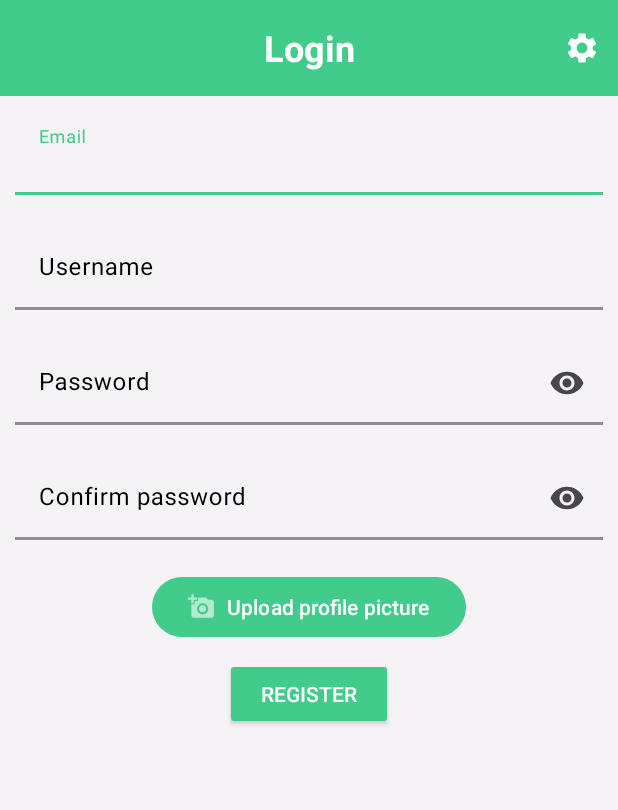
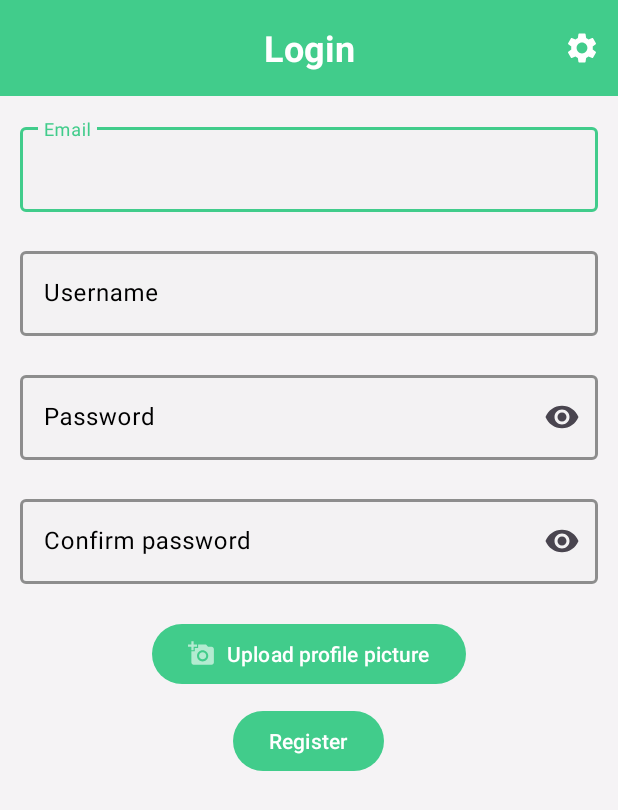
Before and after one commit to saarazari5/whatsapp_clone_android, an Android app: the screen it shows after launch (MainActivity), on a phone screen of 412 x 824 dp. Shown: the top 810 px of the screen. Run offline under Robolectric (Android 15) with nearby library versions, the phone set to English and light mode, and no system bars; our stand-ins replace CircleImageView, Room's generated code; 1 statement that could not run was skipped.

Commit message:
did a night mode UI for the register fragment, and also add a little improvment to the register fragment java file

```diff
--- a/app/src/main/java/com/example/whatsapp_clone/Views/Fragments/RegisterFragment.java
+++ b/app/src/main/java/com/example/whatsapp_clone/Views/Fragments/RegisterFragment.java
@@ -17,6 +17,7 @@ import androidx.fragment.app.Fragment;
 import androidx.navigation.Navigation;
 
 import android.provider.MediaStore;
+import android.text.Layout;
 import android.util.Base64;
 import android.view.LayoutInflater;
 import android.view.View;
@@ -29,6 +30,7 @@ import android.widget.Toast;
 import com.example.whatsapp_clone.R;
 import com.example.whatsapp_clone.ValidationTester;
 import com.example.whatsapp_clone.databinding.FragmentRegisterBinding;
+import com.google.android.material.textfield.TextInputLayout;
 
 import java.io.ByteArrayOutputStream;
 import java.io.IOException;
@@ -39,6 +41,15 @@ public class RegisterFragment extends Fragment {
     private Button registerBtn;
     private RegisterViewModel mViewModel;
     private Boolean isRegistrationSucceed;
+    private EditText emailInputET;
+    private EditText displayNameInputInputET;
+    private EditText passwordInputET;
+    private EditText passwordConfirmationInputET;
+
+    private TextInputLayout emailInputLayout;
+    private TextInputLayout displayNameInputLayout;
+    private TextInputLayout passwordInputLayout;
+    private TextInputLayout passwordConfirmationInputLayout;
     private Button uploadPictureBtn;
 
     private ActivityResultLauncher<Intent> imagePickerLauncher;
@@ -52,6 +63,14 @@ public class RegisterFragment extends Fragment {
     @Override
     public View onCreateView(@NonNull LayoutInflater inflater, @NonNull ViewGroup container, @NonNull Bundle savedInstanceState) {
         this.binding = FragmentRegisterBinding.inflate(inflater, container, false);
+        this.emailInputET = binding.emailInput;
+        this.emailInputLayout = binding.emailInputLayout;
+        this.displayNameInputInputET = binding.displayNameInput;
+        this.displayNameInputLayout = binding.displayNameInputLayout;
+        this.passwordInputET = binding.passwordInput;
+        this.passwordInputLayout = binding.passwordInputLayout;
+        this.passwordConfirmationInputET = binding.passwordConfirmationInput;
+        this.passwordConfirmationInputLayout = binding.passwordConfirmationInputLayout;
         View rootView = this.binding.getRoot();
         return rootView;
     }
@@ -73,13 +92,15 @@ public class RegisterFragment extends Fragment {
                     Navigation.findNavController(binding.getRoot())
                             .navigate(R.id.action_registerFragment_to_loginFragment);
                 }
+
                 @Override
                 public void onRegistrationFailure() {
                     Toast.makeText(requireContext(),
                             "This email is already taken.", Toast.LENGTH_SHORT).show();
                 }
+
                 @Override
-                public void onServerConnectionFailure(){
+                public void onServerConnectionFailure() {
                     Toast.makeText(requireContext(),
                             "Failed to connect to the server.", Toast.LENGTH_SHORT).show();
                 }
@@ -147,32 +168,33 @@ public class RegisterFragment extends Fragment {
      */
     private void setErrMsgDisappearLogic() {
 
-        binding.emailInput.setOnClickListener(v -> {
-            binding.emailInputLayout.setError(null);
+        this.emailInputET.setOnClickListener(v -> {
+            this.emailInputLayout.setError(null);
         });
-        binding.emailInputLayout.setOnClickListener(v -> {
-            binding.emailInputLayout.setError(null);
+        this.emailInputLayout.setOnClickListener(v -> {
+            this.emailInputLayout.setError(null);
         });
 
-        binding.displayNameInput.setOnClickListener(v -> {
-            binding.displayNameInputLayout.setError(null);
+
+        this.displayNameInputInputET.setOnClickListener(v -> {
+            this.displayNameInputLayout.setError(null);
         });
-        binding.displayNameInputLayout.setOnClickListener(v -> {
-            binding.displayNameInputLayout.setError(null);
+        this.displayNameInputLayout.setOnClickListener(v -> {
+            this.displayNameInputLayout.setError(null);
         });
 
-        binding.passwordInput.setOnClickListener(v -> {
-            binding.passwordInputLayout.setError(null);
+        this.passwordInputET.setOnClickListener(v -> {
+            this.passwordInputLayout.setError(null);
         });
-        binding.passwordInputLayout.setOnClickListener(v -> {
-            binding.passwordInputLayout.setOnClickListener(null);
+        this.passwordInputLayout.setOnClickListener(v -> {
+            this.passwordInputLayout.setError(null);
         });
 
-        binding.passwordConfirmationInput.setOnClickListener(v -> {
-            binding.passwordConfirmationInputLayout.setError(null);
+        this.passwordConfirmationInputET.setOnClickListener(v -> {
+            this.passwordConfirmationInputLayout.setError(null);
         });
-        binding.passwordConfirmationInputLayout.setOnClickListener(v -> {
-            binding.passwordConfirmationInputLayout.setError(null);
+        this.passwordConfirmationInputLayout.setOnClickListener(v -> {
+            this.passwordConfirmationInputLayout.setError(null);
         });
 
     }
--- /dev/null
+++ b/app/src/main/res/drawable/custom_error_background.xml
@@ -0,0 +1,4 @@
+<?xml version="1.0" encoding="utf-8"?>
+<selector xmlns:android="http://schemas.android.com/apk/res/android">
+
+</selector>
--- /dev/null
+++ b/app/src/main/res/drawable/custom_outline_background.xml
@@ -0,0 +1,4 @@
+<?xml version="1.0" encoding="utf-8"?>
+<custom_outline_background xmlns:android="http://schemas.android.com/apk/res/android">
+
+</custom_outline_background>
--- a/app/src/main/res/layout/fragment_register.xml
+++ b/app/src/main/res/layout/fragment_register.xml
@@ -4,7 +4,7 @@
     xmlns:tools="http://schemas.android.com/tools"
     android:layout_width="match_parent"
     android:layout_height="match_parent"
-    android:background="@color/backgrounRegister"
+    android:background="@color/backgroundRegister"
     tools:context=".Views.Fragments.RegisterFragment">
 
     <ScrollView
@@ -18,7 +18,8 @@
             android:layout_width="match_parent"
             android:layout_height="wrap_content"
             android:orientation="vertical"
-            android:padding="10dp"
+            android:padding="13dp"
+            android:layout_marginTop="@dimen/cardview_default_elevation"
             app:layout_constraintBottom_toBottomOf="parent"
             app:layout_constraintEnd_toEndOf="parent"
             app:layout_constraintStart_toStartOf="parent"
@@ -29,7 +30,6 @@
                 android:id="@+id/emailInputLayout"
                 style="@style/InputLayoutStyle"
                 android:hint="@string/email"
-                app:boxStrokeWidth="2dp"
                 app:errorEnabled="true">
 
                 <com.google.android.material.textfield.TextInputEditText
@@ -44,7 +44,6 @@
                 android:id="@+id/displayNameInputLayout"
                 style="@style/InputLayoutStyle"
                 android:hint="@string/username"
-                app:boxStrokeWidth="2dp"
                 app:errorEnabled="true">
 
                 <com.google.android.material.textfield.TextInputEditText
@@ -55,12 +54,15 @@
 
             </com.google.android.material.textfield.TextInputLayout>
 
+
             <com.google.android.material.textfield.TextInputLayout
                 android:id="@+id/passwordInputLayout"
                 style="@style/PasswordLayoutStyle"
+                android:layout_width="match_parent"
+                android:layout_height="wrap_content"
                 android:hint="@string/password"
-                app:boxStrokeWidth="2dp"
-                app:errorEnabled="true">
+                app:errorEnabled="true"
+                app:errorTextAppearance="@style/ErrorTextAppearance">
 
                 <com.google.android.material.textfield.TextInputEditText
                     android:id="@+id/passwordInput"
@@ -70,10 +72,12 @@
 
             </com.google.android.material.textfield.TextInputLayout>
 
+
             <com.google.android.material.textfield.TextInputLayout
                 android:id="@+id/passwordConfirmationInputLayout"
                 style="@style/PasswordLayoutStyle"
-                app:boxStrokeWidth="2dp"
+                android:layout_width="match_parent"
+                android:layout_height="wrap_content"
                 android:hint="@string/confirm_password"
                 app:errorEnabled="true">
 
@@ -86,38 +90,41 @@
             </com.google.android.material.textfield.TextInputLayout>
 
             <Button
+                android:id="@+id/uploadPictureBtn"
                 style="Widget.Material3.Button.OutlinedButton"
-                android:id="@+id/uploadPictureBtn"
                 android:layout_width="wrap_content"
                 android:layout_height="wrap_content"
+                android:layout_gravity="center"
+                android:layout_marginTop="@dimen/cardview_default_elevation"
                 android:text="Upload profile picture"
+                android:textColor="@color/white"
+                android:tint="@color/white"
                 app:icon="@drawable/ic_picture_uploade"
-                android:layout_gravity="center"
-
-                />
+                app:iconTint="@color/white" />
 
             <Button
                 android:id="@+id/registerBtn"
-                style="@style/Widget.AppCompat.Button.Small"
+                style="Widget.Material3.Button.OutlinedButton"
                 android:layout_width="wrap_content"
                 android:layout_height="wrap_content"
                 android:layout_gravity="center"
                 android:layout_marginTop="10dp"
-                android:text="@string/register" />
+                android:text="@string/register"
+                android:textColor="@color/white"/>
 
             <ImageView
                 android:id="@+id/profileImageView"
                 android:layout_width="200dp"
                 android:layout_height="200dp"
                 android:layout_gravity="center"
+                android:layout_marginTop="50dp"
                 android:layout_marginBottom="32dp"
-                android:layout_marginTop="50dp"
                 android:contentDescription="@string/user_profile_picture"
                 android:fadingEdge="horizontal"
+                android:focusable="true"
                 android:scaleType="centerCrop"
                 android:src="@drawable/add_contact_background"
-                android:focusable="true"
-                android:visibility="invisible"/>
+                android:visibility="invisible" />
 
         </LinearLayout>
 
--- a/app/src/main/res/values-night/colors.xml
+++ b/app/src/main/res/values-night/colors.xml
@@ -6,6 +6,6 @@
     <color name="background_color">#CC474545</color>
     <color name="app_primary">#CC158551</color>
     <color name="primary_text">#F3EFEF</color>
-    <color name="backgrounRegister">#CC474545</color>
+    <color name="backgroundRegister">#CC4E5C4B</color>
 
 </resources>
--- a/app/src/main/res/values-night/themes.xml
+++ b/app/src/main/res/values-night/themes.xml
@@ -46,25 +46,48 @@
     </style>
 
     // register:
-    <style name="PasswordLayoutStyle" parent="Widget.Material3.TextInputLayout.FilledBox">
-        <item name="boxStrokeColor">@color/app_primary</item>
-        <item name="boxBackgroundColor">#666766</item>
-        <item name="boxStrokeWidth">2dp</item>
+<!--    <style name="PasswordLayoutStyle" parent="Widget.Material3.TextInputLayout.FilledBox">-->
+<!--        <item name="boxStrokeColor">@color/app_primary</item>-->
+<!--        <item name="boxBackgroundColor">#666766</item>-->
+<!--        <item name="boxStrokeWidth">2dp</item>-->
+<!--        <item name="endIconMode">password_toggle</item>-->
+<!--        <item name="hintTextColor">@color/white</item>-->
+<!--        <item name="passwordToggleTint">@color/white</item>-->
+<!--        <item name="android:layout_width">match_parent</item>-->
+<!--        <item name="android:layout_height">wrap_content</item>-->
+<!--        <item name="android:background">@drawable/input_bg</item>-->
+<!--    </style>-->
+    <style name="PasswordLayoutStyle" parent="Widget.Material3.TextInputLayout.OutlinedBox">
+        <item name="boxStrokeColor">@color/white</item>
+        <item name="boxBackgroundColor">#CC8BAC8F</item>
         <item name="endIconMode">password_toggle</item>
         <item name="hintTextColor">@color/white</item>
         <item name="passwordToggleTint">@color/white</item>
+        <item name="android:textColorHint">@color/white</item>
+        <item name="boxStrokeWidth">2dp</item>
+        <item name="editTextColor">@color/app_primary</item>
+    </style>
+
+    <style name="PasswordInputStyle" parent="Widget.Material3.TextInputEditText.FilledBox">
+        <item name="android:textColor">@color/black</item>
+    </style>
+
+    <style name="ErrorTextAppearance" parent="TextAppearance.Design.Error">
+        <item name="android:textColor">@color/app_primary</item>
+    </style>
+
+
+
+    <style name="InputLayoutStyle" parent="Widget.Material3.TextInputLayout.OutlinedBox">
+        <item name="boxStrokeColor">@color/white</item>
+        <item name="boxBackgroundColor">#CC8BAC8F</item>
+        <item name="endIconMode">clear_text</item>
+        <item name="hintTextColor">@color/white</item>
+        <item name="android:textColorHint">@color/white</item>
         <item name="android:layout_width">match_parent</item>
         <item name="android:layout_height">wrap_content</item>
-    </style>
-
-    <style name="InputLayoutStyle" parent="Widget.Material3.TextInputLayout.FilledBox">
-        <item name="boxStrokeColor">@color/app_primary</item>
-        <item name="boxBackgroundColor">#CC736F6F</item>
-        <item name="endIconMode">clear_text</item>
-        <item name="hintTextColor">@color/app_primary</item>
-        <item name="android:textColorHint">@color/primary_text</item>
-        <item name="android:layout_width">match_parent</item>
-        <item name="android:layout_height">wrap_content</item>
+        <item name="boxStrokeWidth">2dp</item>
+        <item name="editTextColor">@color/app_primary</item>
     </style>
 
 
--- a/app/src/main/res/values/colors.xml
+++ b/app/src/main/res/values/colors.xml
@@ -6,7 +6,7 @@
     <color name="background_color">#CCF3F3F3</color>
     <color name="app_primary">#41CC8B</color>
     <color name="primary_text">#FF000000</color>
-    <color name="backgrounRegister">#CCF3F3F3</color>
+    <color name="backgroundRegister">#CCF3F3F3</color>
 
 
 </resources>
--- a/app/src/main/res/values/themes.xml
+++ b/app/src/main/res/values/themes.xml
@@ -53,18 +53,38 @@
 <!--        <item name="passwordToggleTint">@color/password_toggle_color</item>-->
 <!--    </style>-->
     // register fragment style:
-    <style name="PasswordLayoutStyle" parent="Widget.Material3.TextInputLayout.FilledBox">
+<!--    <style name="PasswordLayoutStyle" parent="Widget.Material3.TextInputLayout.FilledBox">-->
+<!--        <item name="boxStrokeColor">@color/app_primary</item>-->
+<!--        <item name="boxBackgroundColor">@color/dark_gray</item>-->
+<!--        <item name="endIconMode">password_toggle</item>-->
+<!--        <item name="hintTextColor">@color/app_primary</item>-->
+<!--        <item name="passwordToggleTint">@color/black</item>-->
+<!--        <item name="android:textColorHint">@color/black</item>-->
+<!--        <item name="android:layout_width">match_parent</item>-->
+<!--        <item name="android:layout_height">wrap_content</item>-->
+<!--    </style>-->
+    <style name="PasswordLayoutStyle" parent="Widget.Material3.TextInputLayout.OutlinedBox">
         <item name="boxStrokeColor">@color/app_primary</item>
         <item name="boxBackgroundColor">@color/dark_gray</item>
         <item name="endIconMode">password_toggle</item>
         <item name="hintTextColor">@color/app_primary</item>
         <item name="passwordToggleTint">@color/black</item>
         <item name="android:textColorHint">@color/black</item>
-        <item name="android:layout_width">match_parent</item>
-        <item name="android:layout_height">wrap_content</item>
+        <item name="errorTextColor">#CCDA1414</item>
+        <item name="boxStrokeWidth">2dp</item>
     </style>
 
-    <style name="InputLayoutStyle" parent="Widget.Material3.TextInputLayout.FilledBox">
+    <style name="PasswordInputStyle" parent="Widget.Material3.TextInputEditText.FilledBox">
+        <item name="android:textColor">@color/black</item>
+    </style>
+
+    <style name="ErrorTextAppearance" parent="TextAppearance.Design.Error">
+        <item name="android:textColor">@color/app_primary</item>
+    </style>
+
+
+
+    <style name="InputLayoutStyle" parent="Widget.Material3.TextInputLayout.OutlinedBox">
         <item name="boxStrokeColor">@color/app_primary</item>
         <item name="boxBackgroundColor">@color/dark_gray</item>
         <item name="endIconMode">clear_text</item>
@@ -72,6 +92,10 @@
         <item name="android:textColorHint">@color/black</item>
         <item name="android:layout_width">match_parent</item>
         <item name="android:layout_height">wrap_content</item>
+        <item name="boxStrokeWidth">2dp</item>
     </style>
 
+
+
+
 </resources>
```
Lines whose indentation alone changed are shown as unchanged.
